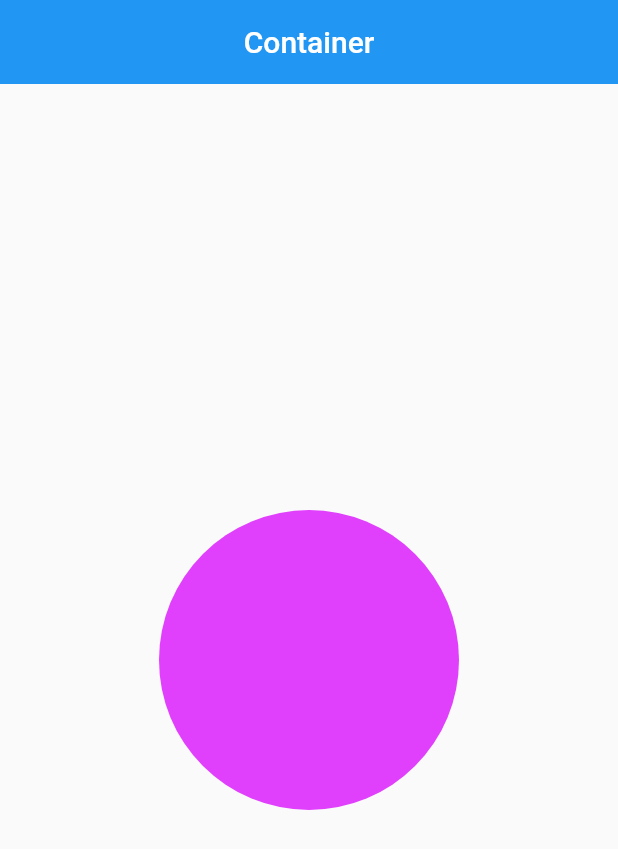
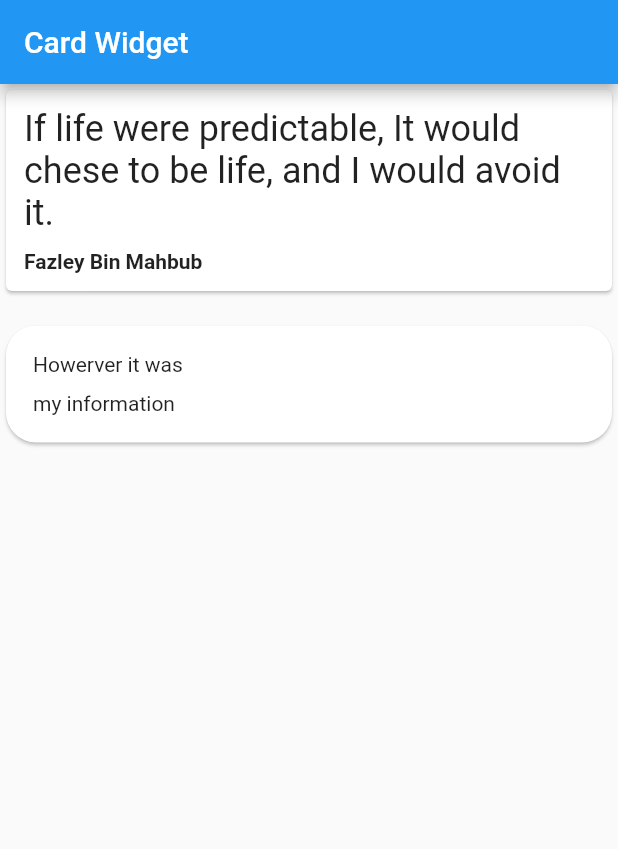
Before and after one commit to mdrabbihossen/flutter_widgets, a Flutter app: the screen it shows after launch, on a phone screen of 412 x 824 dp. Shown: the top 849 px of the screen. Run offline on Flutter 3.47's test engine with Material 2 defaults, Android fonts, the light colour scheme and no system bars.

Commit message:
card widget

```diff
--- a/lib/main.dart
+++ b/lib/main.dart
@@ -1,5 +1,5 @@
 import 'package:flutter/material.dart';
-import 'package:flutter_widgets/widgets/container.dart';
+import 'package:flutter_widgets/widgets/card.dart';
 
 void main() {
   runApp(const MyApp());
@@ -13,7 +13,7 @@ class MyApp extends StatelessWidget {
   Widget build(BuildContext context) {
     return MaterialApp(
       debugShowCheckedModeBanner: false,
-      home: ContainerWidget(),
+      home: CardWidget(),
     );
   }
 }
--- /dev/null
+++ b/lib/widgets/card.dart
@@ -0,0 +1,65 @@
+import 'package:flutter/material.dart';
+
+class CardWidget extends StatelessWidget {
+  const CardWidget({Key? key}) : super(key: key);
+
+  @override
+  Widget build(BuildContext context) {
+    return Scaffold(
+      appBar: AppBar(
+        title: Text('Card Widget'),
+      ),
+      body: ListView(
+        children: [
+          _buildCard(),
+          SizedBox(
+            height: 15,
+          ),
+          _buildRoundedCard(),
+        ],
+      ),
+    );
+  }
+
+  // first Card
+  Widget _buildCard() => Card(
+        child: Padding(
+          padding: const EdgeInsets.all(12.0),
+          child: Column(
+            crossAxisAlignment: CrossAxisAlignment.start,
+            children: [
+              Text(
+                'If life were predictable, It would chese to be life, and I would avoid it.',
+                style: TextStyle(
+                  fontSize: 24,
+                ),
+              ),
+              SizedBox(
+                height: 10,
+              ),
+              Text(
+                'Fazley Bin Mahbub',
+                style: TextStyle(fontWeight: FontWeight.bold),
+              ),
+            ],
+          ),
+        ),
+      );
+  Widget _buildRoundedCard() => Card(
+        // shape use for rounded corner
+        shape: RoundedRectangleBorder(borderRadius: BorderRadius.circular(20)),
+        child: Padding(
+          padding: const EdgeInsets.all(18.0),
+          child: Column(
+            crossAxisAlignment: CrossAxisAlignment.start,
+            children: [
+              Text('Howerver it was'),
+              SizedBox(
+                height: 10,
+              ),
+              Text('my information')
+            ],
+          ),
+        ),
+      );
+}
```
